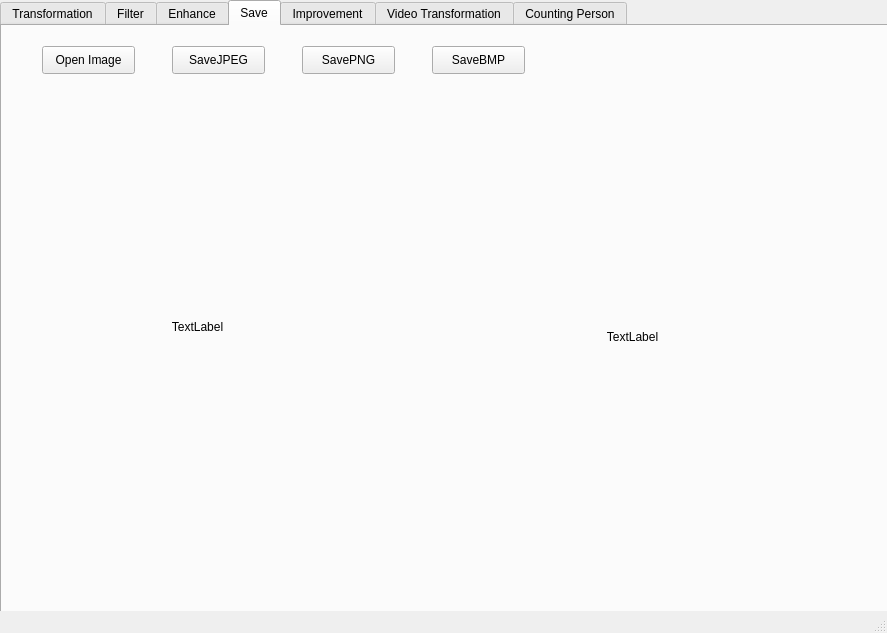
This is image_processing_app.ui in soyoung125/MultimediaProcessingTool as Qt 5 draws it before an edit. The edited form follows.
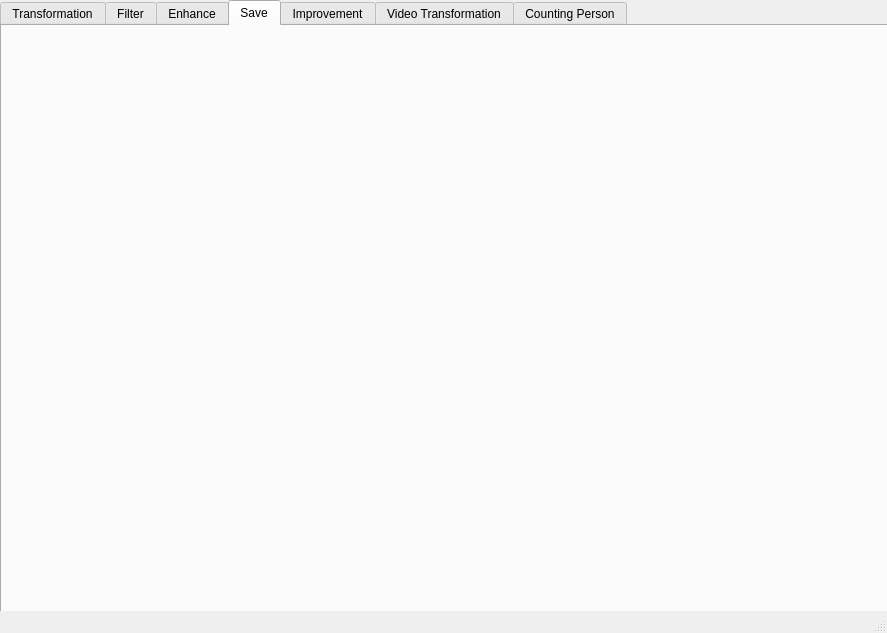
This is the edited form. The open tabs and pages were chosen to show the change.

Commit message: 구조 수정

```diff
--- a/image_processing_app.ui
+++ b/image_processing_app.ui
@@ -101,6 +101,45 @@
        <string>Grayscale</string>
       </property>
      </widget>
+     <widget class="QPushButton" name="btnSaveJPEG">
+      <property name="geometry">
+       <rect>
+        <x>360</x>
+        <y>10</y>
+        <width>93</width>
+        <height>28</height>
+       </rect>
+      </property>
+      <property name="text">
+       <string>SaveJPEG</string>
+      </property>
+     </widget>
+     <widget class="QPushButton" name="btnSavePNG">
+      <property name="geometry">
+       <rect>
+        <x>480</x>
+        <y>10</y>
+        <width>93</width>
+        <height>28</height>
+       </rect>
+      </property>
+      <property name="text">
+       <string>SavePNG</string>
+      </property>
+     </widget>
+     <widget class="QPushButton" name="btnSaveBMP">
+      <property name="geometry">
+       <rect>
+        <x>590</x>
+        <y>10</y>
+        <width>93</width>
+        <height>28</height>
+       </rect>
+      </property>
+      <property name="text">
+       <string>SaveBMP</string>
+      </property>
+     </widget>
     </widget>
     <widget class="QWidget" name="tab_7">
      <attribute name="title">
@@ -317,90 +356,6 @@
      <attribute name="title">
       <string>Save</string>
      </attribute>
-     <widget class="QPushButton" name="btnSaveJPEG">
-      <property name="geometry">
-       <rect>
-        <x>170</x>
-        <y>20</y>
-        <width>93</width>
-        <height>28</height>
-       </rect>
-      </property>
-      <property name="text">
-       <string>SaveJPEG</string>
-      </property>
-     </widget>
-     <widget class="QPushButton" name="btnSavePNG">
-      <property name="geometry">
-       <rect>
-        <x>300</x>
-        <y>20</y>
-        <width>93</width>
-        <height>28</height>
-       </rect>
-      </property>
-      <property name="text">
-       <string>SavePNG</string>
-      </property>
-     </widget>
-     <widget class="QPushButton" name="btnSaveBMP">
-      <property name="geometry">
-       <rect>
-        <x>430</x>
-        <y>20</y>
-        <width>93</width>
-        <height>28</height>
-       </rect>
-      </property>
-      <property name="text">
-       <string>SaveBMP</string>
-      </property>
-     </widget>
-     <widget class="QPushButton" name="bntsavOpenImage">
-      <property name="geometry">
-       <rect>
-        <x>40</x>
-        <y>20</y>
-        <width>93</width>
-        <height>28</height>
-       </rect>
-      </property>
-      <property name="text">
-       <string>Open Image</string>
-      </property>
-     </widget>
-     <widget class="QLabel" name="lblImage1_Save">
-      <property name="geometry">
-       <rect>
-        <x>10</x>
-        <y>130</y>
-        <width>371</width>
-        <height>341</height>
-       </rect>
-      </property>
-      <property name="text">
-       <string>TextLabel</string>
-      </property>
-      <property name="alignment">
-       <set>Qt::AlignCenter</set>
-      </property>
-     </widget>
-     <widget class="QLabel" name="lblImage2_Save">
-      <property name="geometry">
-       <rect>
-        <x>390</x>
-        <y>90</y>
-        <width>481</width>
-        <height>441</height>
-       </rect>
-      </property>
-      <property name="text">
-       <string>TextLabel</string>
-      </property>
-      <property name="alignment">
-       <set>Qt::AlignCenter</set>
-      </property>
-     </widget>
     </widget>
     <widget class="QWidget" name="tab_4">
      <attribute name="title">
```
Left out of the diff: 4 changed lines with no effect on the pictures. The commit also changes 1 other file.
